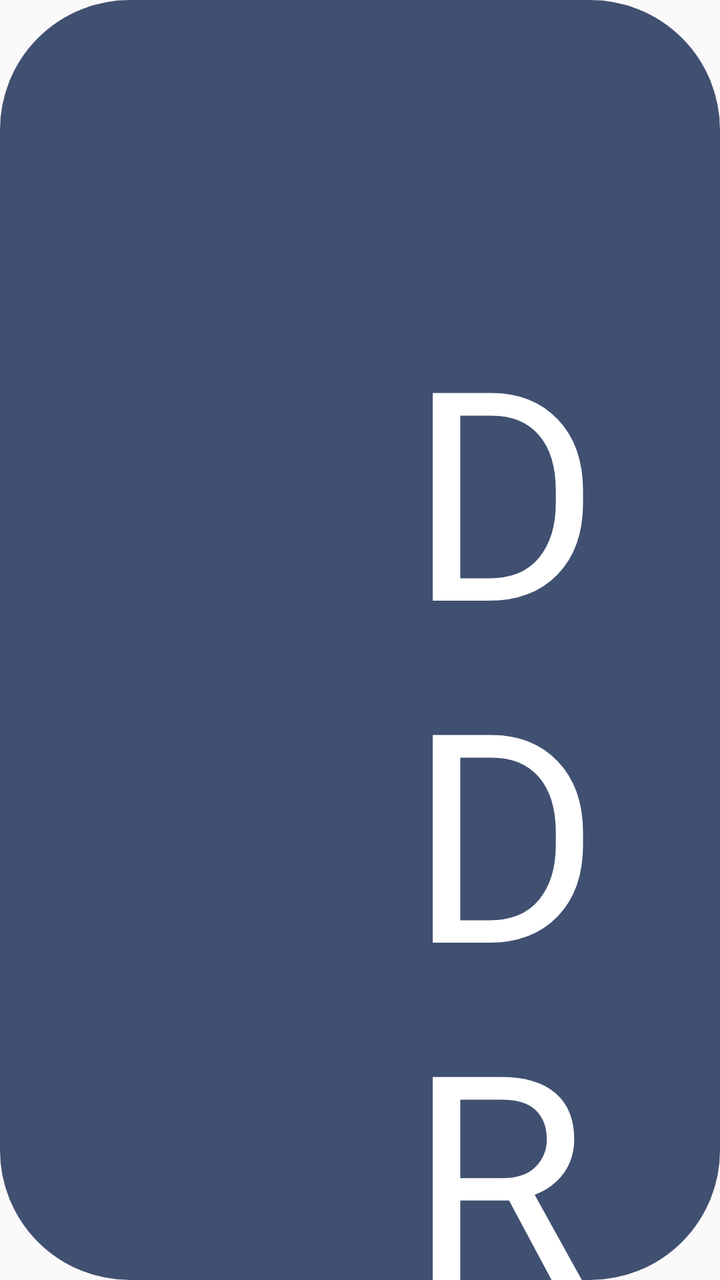
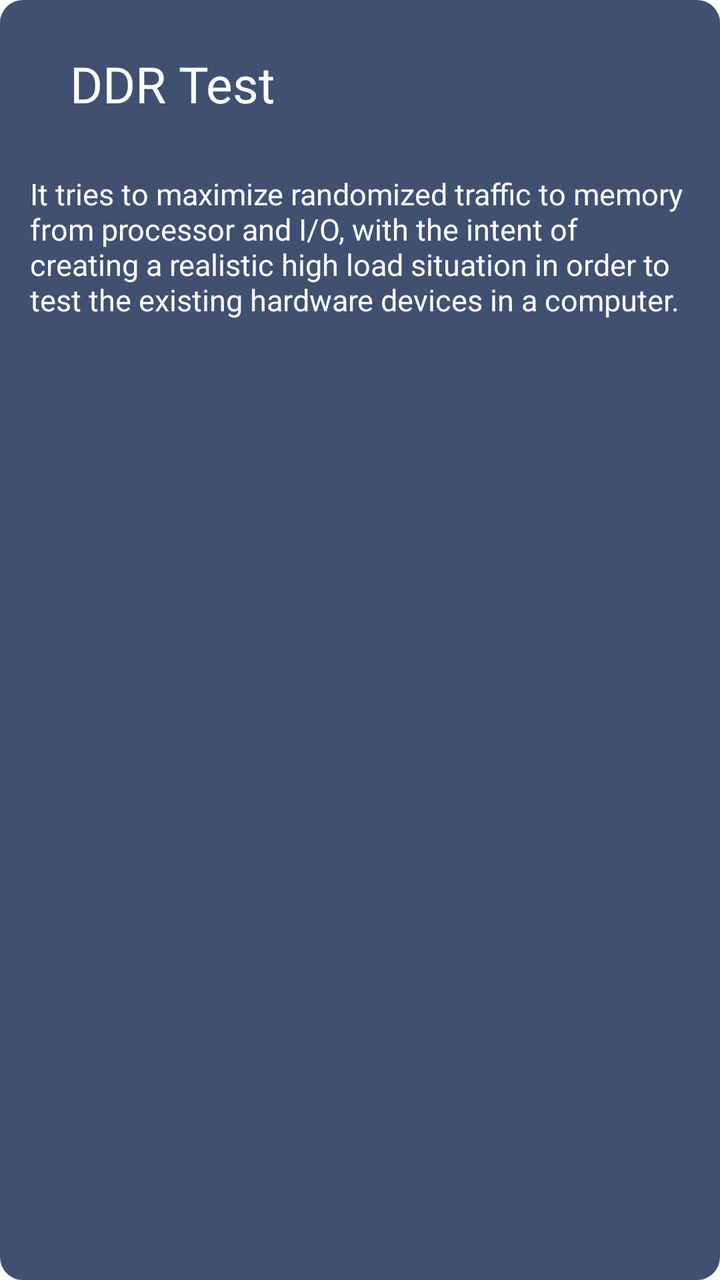

Screens rendered from an Android XML layout before and after an edit, with the pre-edit source and the edit as a unified diff.
<!-- AndroidManifest.xml: application theme NoTitle -->
<!-- res/layout/ddrtest_fragment.xml -->
<?xml version="1.0" encoding="utf-8"?>
<RelativeLayout xmlns:android="http://schemas.android.com/apk/res/android"
    xmlns:app="http://schemas.android.com/apk/res-auto"
    android:layout_width="match_parent"
    android:layout_height="match_parent">

    <RelativeLayout
        android:layout_width="match_parent"
        android:layout_height="match_parent"
        android:background="@drawable/selector_mode_bg">

        <RelativeLayout
            android:id="@+id/save_image_matrix"
            android:layout_width="match_parent"
            android:layout_height="wrap_content">

            <TextView
                android:layout_width="wrap_content"
                android:layout_height="wrap_content"
                android:layout_marginLeft="35mm"
                android:layout_marginTop="25mm"
                android:fontFamily="@font/montserrat_semibold"
                android:text="@string/DDRTest"
                android:textColor="@color/white"
                android:textSize="25mm" />

            <TextView
                android:id="@+id/time_text"
                android:layout_width="wrap_content"
                android:layout_height="wrap_content"
                android:layout_alignParentRight="true"
                android:layout_marginTop="25mm"
                android:layout_marginRight="55mm"
                android:fontFamily="@font/montserrat_semibold"
                android:textColor="@color/colorMainButton"
                android:textSize="35mm" />

        </RelativeLayout>

        <LinearLayout
            android:visibility="gone"
            android:layout_marginLeft="15mm"
            android:layout_below="@id/save_image_matrix"
            android:id="@+id/container_content"
            android:orientation="vertical"
            android:layout_width="match_parent"
            android:layout_height="wrap_content"
            android:padding="5mm">

            <TextView
                android:id="@+id/tv_result"
                android:layout_width="match_parent"
                android:layout_height="wrap_content"
                android:textColor="@color/white" />

        </LinearLayout>

        <TextView
            android:id="@+id/tv_log"
            android:layout_width="match_parent"
            android:layout_height="match_parent"
            android:layout_below="@id/container_content"
            android:layout_marginStart="15mm"
            android:layout_marginTop="15mm"
            android:layout_marginEnd="15mm"
            android:layout_marginBottom="15mm"
            android:text="@string/ddr_test_intro"
            android:textColor="@color/white"
            android:textSize="15mm" />

    </RelativeLayout>
</RelativeLayout>
<!-- resources referenced by this layout -->
<resources>
  <color name="colorMainButton">#0091FF</color>
  <color name="white">#FFFFFFFF</color>
  <!-- drawable selector_mode_bg (drawable) -->
  <?xml version="1.0" encoding="utf-8"?>
  <shape
      xmlns:android="http://schemas.android.com/apk/res/android">
      
      <solid
          android:color="@color/colorMainLight" />
      
      <stroke
      android:width="1dp"
      android:color="@color/colorMainLight" />
      
      <size android:height="4mm"/>
      
      <corners
          android:radius="11mm"/>
  
  </shape>
  <string name="DDRTest">DDR Test</string>
  <string name="ddr_test_intro">It tries to maximize randomized traffic to memory from processor and I/O, with the intent of creating a realistic high load situation in order to test the existing hardware devices in a computer.</string>
  <style name="NoTitle" parent="Theme.AppCompat.Light.NoActionBar">
          <item name="colorPrimary">@color/colorMain</item>
          <item name="colorPrimaryDark">@color/colorMain</item>
          <item name="colorAccent">@color/colorMain</item>
          <item name="android:windowFullscreen">true</item>
          <item name="windowActionBar">false</item>
          <item name="windowNoTitle">true</item>
          <item name="android:textAppearanceListItemSmall">@style/listPopupWindow</item>
      </style>
  <color name="colorMainLight">#405071</color>
  <color name="colorMain">#1D2D4B</color>
  <style name="listPopupWindow">
          <item name="android:textSize">25mm</item>
          <item name="android:fontFamily">@font/montserrat_regular</item>
          <item name="android:textColor">@color/black</item>
      </style>
  <color name="black">#FF000000</color>
</resources>

<!-- the commit's change to res/layout/ddrtest_fragment.xml (unified diff, before → after) -->
@@ -17,35 +17,35 @@
             <TextView
                 android:layout_width="wrap_content"
                 android:layout_height="wrap_content"
-                android:layout_marginLeft="35mm"
-                android:layout_marginTop="25mm"
+                android:layout_marginLeft="35dp"
+                android:layout_marginTop="25dp"
                 android:fontFamily="@font/montserrat_semibold"
                 android:text="@string/DDRTest"
                 android:textColor="@color/white"
-                android:textSize="25mm" />
+                android:textSize="25dp" />
 
             <TextView
                 android:id="@+id/time_text"
                 android:layout_width="wrap_content"
                 android:layout_height="wrap_content"
                 android:layout_alignParentRight="true"
-                android:layout_marginTop="25mm"
-                android:layout_marginRight="55mm"
+                android:layout_marginTop="25dp"
+                android:layout_marginRight="55dp"
                 android:fontFamily="@font/montserrat_semibold"
                 android:textColor="@color/colorMainButton"
-                android:textSize="35mm" />
+                android:textSize="35dp" />
 
         </RelativeLayout>
 
         <LinearLayout
             android:visibility="gone"
-            android:layout_marginLeft="15mm"
+            android:layout_marginLeft="15dp"
             android:layout_below="@id/save_image_matrix"
             android:id="@+id/container_content"
             android:orientation="vertical"
             android:layout_width="match_parent"
             android:layout_height="wrap_content"
-            android:padding="5mm">
+            android:padding="5dp">
 
             <TextView
                 android:id="@+id/tv_result"
@@ -60,13 +60,13 @@
             android:layout_width="match_parent"
             android:layout_height="match_parent"
             android:layout_below="@id/container_content"
-            android:layout_marginStart="15mm"
-            android:layout_marginTop="15mm"
-            android:layout_marginEnd="15mm"
-            android:layout_marginBottom="15mm"
+            android:layout_marginStart="15dp"
+            android:layout_marginTop="15dp"
+            android:layout_marginEnd="15dp"
+            android:layout_marginBottom="15dp"
             android:text="@string/ddr_test_intro"
             android:textColor="@color/white"
-            android:textSize="15mm" />
+            android:textSize="15dp" />
 
     </RelativeLayout>
 </RelativeLayout>
<!-- resource entries referenced after the edit -->
@@ -14,10 +14,10 @@
       android:width="1dp"
       android:color="@color/colorMainLight" />
       
-      <size android:height="4mm"/>
+      <size android:height="4dp"/>
       
       <corners
-          android:radius="11mm"/>
+          android:radius="11dp"/>
   
   </shape>
   <string name="DDRTest">DDR Test</string>
